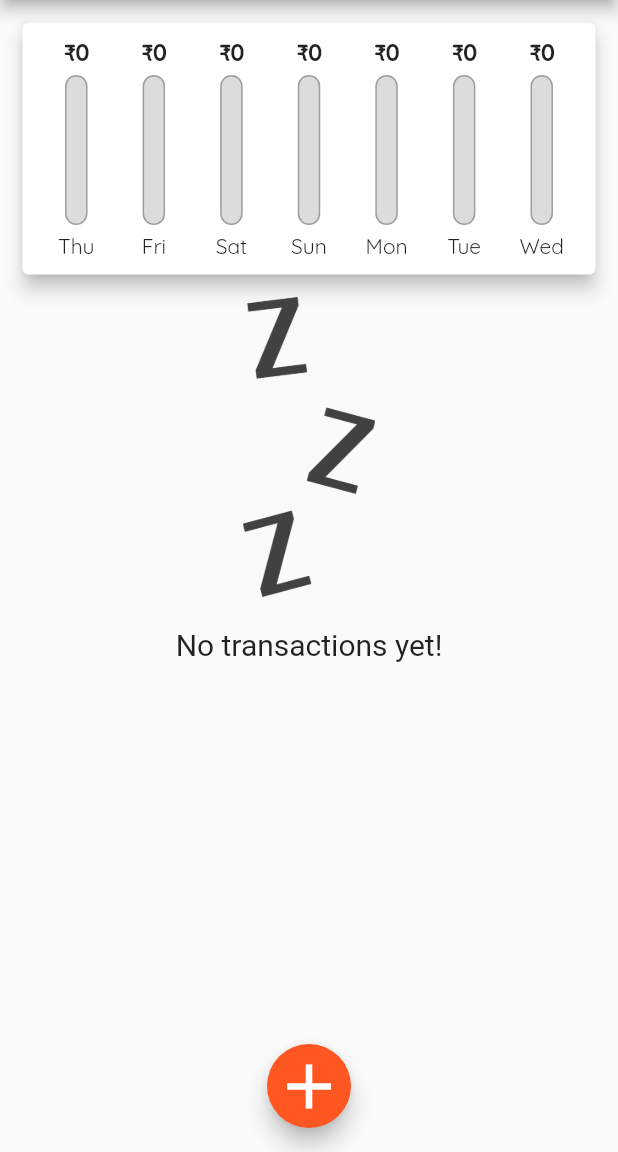
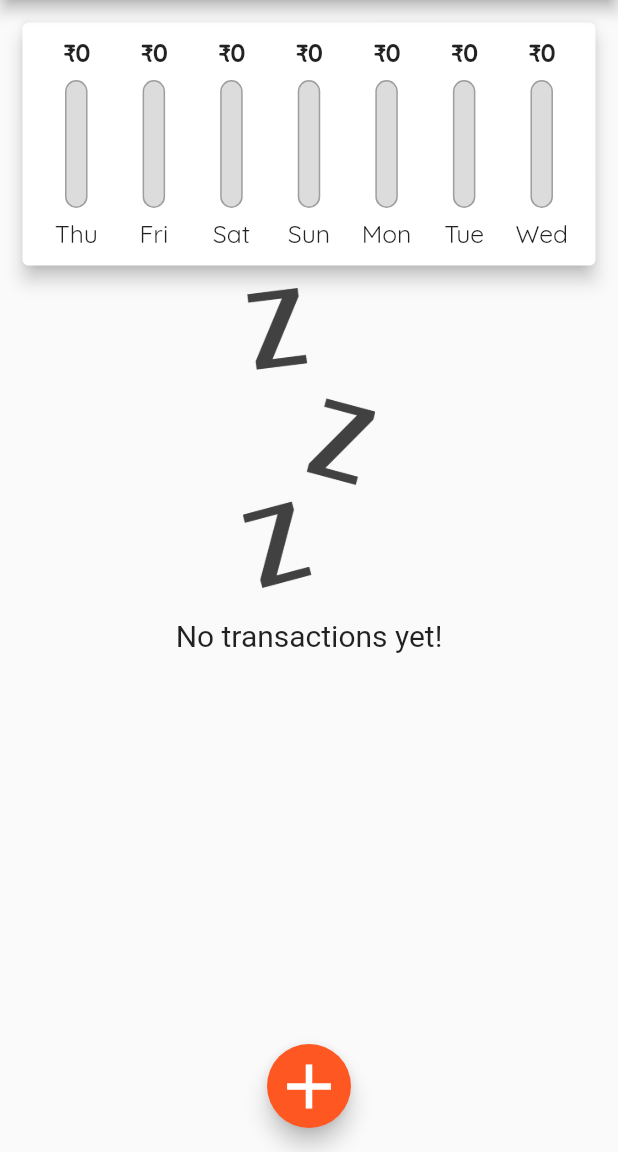
Before and after one commit to agrawalkunal2001/My_Expenses, a Flutter app: the screen it shows after launch, on a phone screen of 412 x 824 dp, the part 84-1236 px from its top. Run offline on Flutter 3.47's test engine with Material 2 defaults, Android fonts, the phone set to English and light mode, and no system bars; Roboto replaces fonts that are missing (OpenSans-Bold, Quicksand-Bold).

Commit message:
Set height dynamically

```diff
--- a/lib/main.dart
+++ b/lib/main.dart
@@ -77,8 +77,7 @@ class _HomePageState extends State<HomePage> {
 
   @override
   Widget build(BuildContext context) {
-    return Scaffold(
-      appBar: AppBar(
+    final appBar = AppBar(
       actions: <Widget>[
         IconButton(
             onPressed: () {
@@ -93,14 +92,26 @@ class _HomePageState extends State<HomePage> {
         "My Expenses",
         style: TextStyle(fontFamily: "OpenSans-Bold", fontSize: 23),
       ),
-      ),
+    );
+    return Scaffold(
+      appBar: appBar,
       body: SingleChildScrollView(
         child: Column(
           mainAxisAlignment: MainAxisAlignment.start,
           crossAxisAlignment: CrossAxisAlignment.stretch,
           children: <Widget>[
-            Chart(_recentTransactions),
-            TransactionList(_userTransaction, _deleteTransaction),
+            Container(
+                height: (MediaQuery.of(context).size.height -
+                        appBar.preferredSize.height -
+                        MediaQuery.of(context).padding.top) *
+                    0.25, // Calculate the height of chart dynamically based on device sizes
+                child: Chart(_recentTransactions)),
+            Container(
+                height: (MediaQuery.of(context).size.height -
+                        appBar.preferredSize.height -
+                        MediaQuery.of(context).padding.top) *
+                    0.75, // Calculate the height of transaction list dynamically based on device sizes
+                child: TransactionList(_userTransaction, _deleteTransaction)),
           ],
         ),
       ),
--- a/lib/widgets/chart_bar.dart
+++ b/lib/widgets/chart_bar.dart
@@ -9,10 +9,13 @@ class ChartBar extends StatelessWidget {
 
   @override
   Widget build(BuildContext context) {
+    return LayoutBuilder(
+      builder: (ctx, constraint) {
+        // We can use constraints to set the height and width of elements of widgets inside dynamically based on the size of widget applied outside.
         return Column(
           children: <Widget>[
             Container(
-          height: 20,
+              height: constraint.maxHeight * 0.15,
               child: FittedBox(
                 // It ensures that if the text is big enough that it moves to next line, the text shrinks.
                 child: Text(
@@ -23,10 +26,10 @@ class ChartBar extends StatelessWidget {
               ),
             ),
             SizedBox(
-          height: 5,
+              height: constraint.maxHeight * 0.05,
             ),
             Container(
-          height: 100,
+              height: constraint.maxHeight * 0.6,
               width: 15,
               child: Stack(
                 // Elements are from bottom to top
@@ -49,10 +52,14 @@ class ChartBar extends StatelessWidget {
               ),
             ),
             SizedBox(
-          height: 5,
+              height: constraint.maxHeight * 0.05,
             ),
-        Text(label),
+            Container(
+                height: constraint.maxHeight * 0.15,
+                child: FittedBox(child: Text(label))),
           ],
+        );
+      },
     );
   }
 }
--- a/lib/widgets/transaction_list.dart
+++ b/lib/widgets/transaction_list.dart
@@ -10,7 +10,6 @@ class TransactionList extends StatelessWidget {
   @override
   Widget build(BuildContext context) {
     return Container(
-      height: 600,
       child: userTransaction.isEmpty
           ? Column(
               children: <Widget>[
```
Lines whose indentation alone changed are shown as unchanged.
